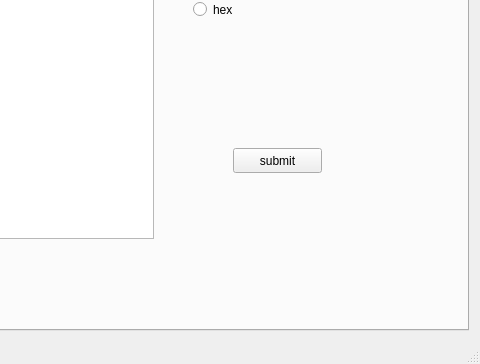
This is MainWindow.ui in t2dk49580/OriginWallet as Qt 5 draws it before an edit; both pictures show x 320 to 800 and y 236 to 600 of the 800 by 600 pixel window. The edited form follows.
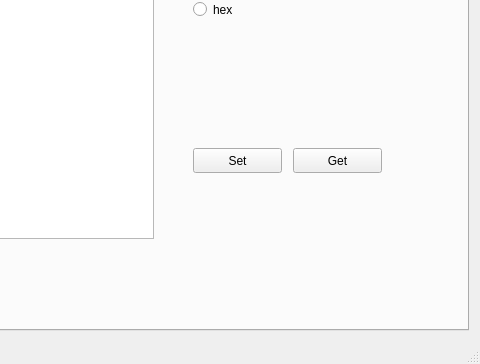
This is the edited form. The open tabs and pages were chosen to show the change.

What changed in the file:
```diff
--- a/MainWindow.ui
+++ b/MainWindow.ui
@@ -524,14 +524,14 @@
        <widget class="QPushButton" name="pushButton_2">
         <property name="geometry">
          <rect>
-          <x>540</x>
+          <x>500</x>
           <y>330</y>
           <width>89</width>
           <height>25</height>
          </rect>
         </property>
         <property name="text">
-         <string>submit</string>
+         <string>Set</string>
         </property>
        </widget>
        <widget class="QLineEdit" name="le_method_contract">
@@ -589,6 +589,19 @@
          <string>118.178.127.35:4002</string>
         </property>
        </widget>
+       <widget class="QPushButton" name="pushButton_3">
+        <property name="geometry">
+         <rect>
+          <x>600</x>
+          <y>330</y>
+          <width>89</width>
+          <height>25</height>
+         </rect>
+        </property>
+        <property name="text">
+         <string>Get</string>
+        </property>
+       </widget>
       </widget>
      </widget>
     </item>
```
